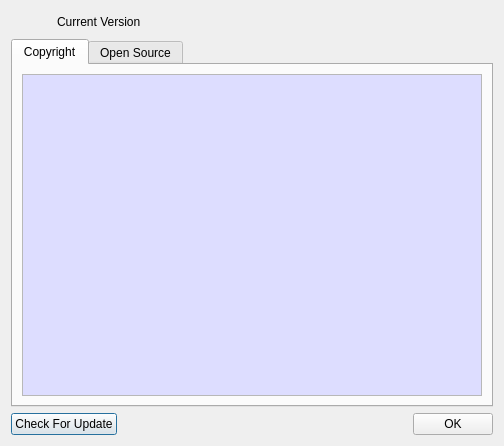
The window that BerEditor/about_dlg.ui (jykim74/BerEditor) describes before a commit, drawn with Qt 5.
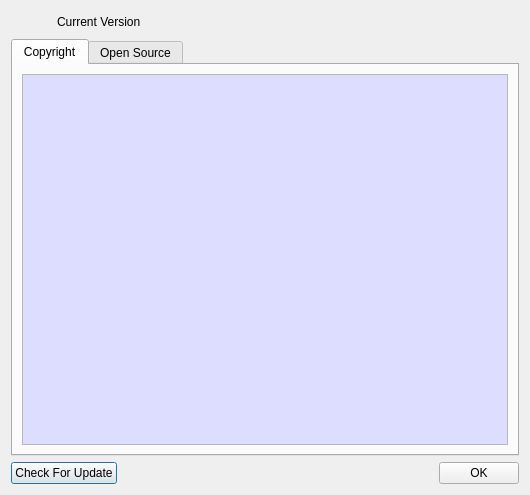
The same window after the commit. The open tabs and pages were chosen to show the change. Icons and pictures are not drawn.

Diff of the .ui file:
```diff
--- a/BerEditor/about_dlg.ui
+++ b/BerEditor/about_dlg.ui
@@ -6,8 +6,8 @@
    <rect>
     <x>0</x>
     <y>0</y>
-    <width>502</width>
-    <height>446</height>
+    <width>530</width>
+    <height>495</height>
    </rect>
   </property>
   <property name="windowTitle">
```
Left out of the diff: 6 changed lines with no effect on the pictures.
